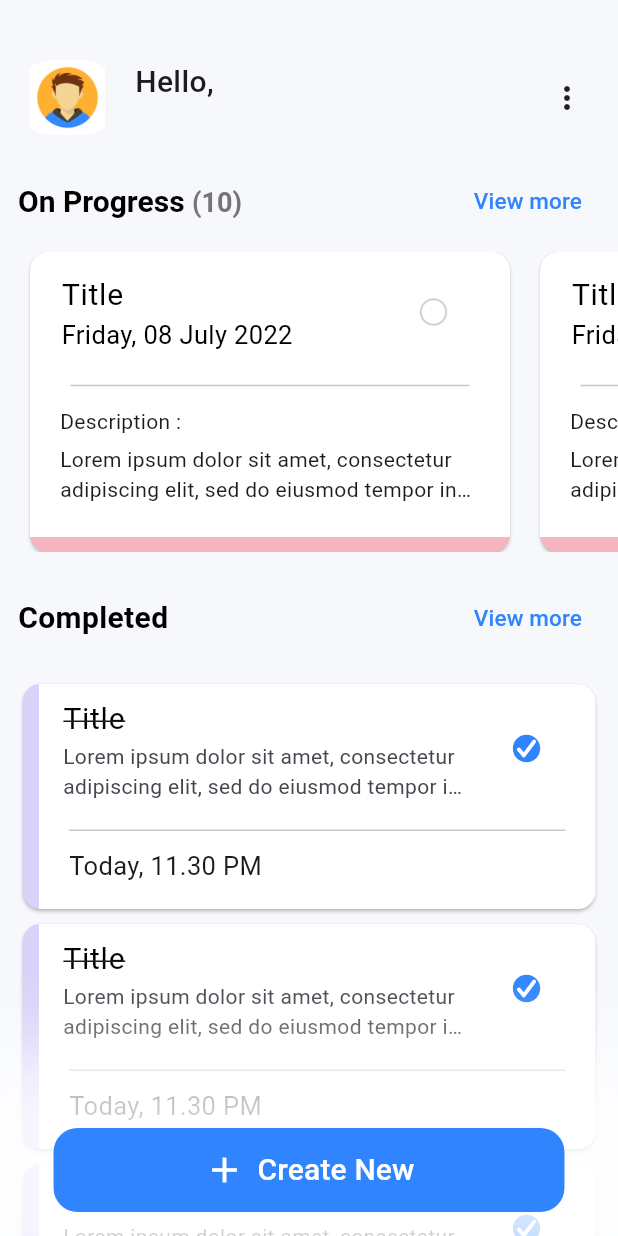
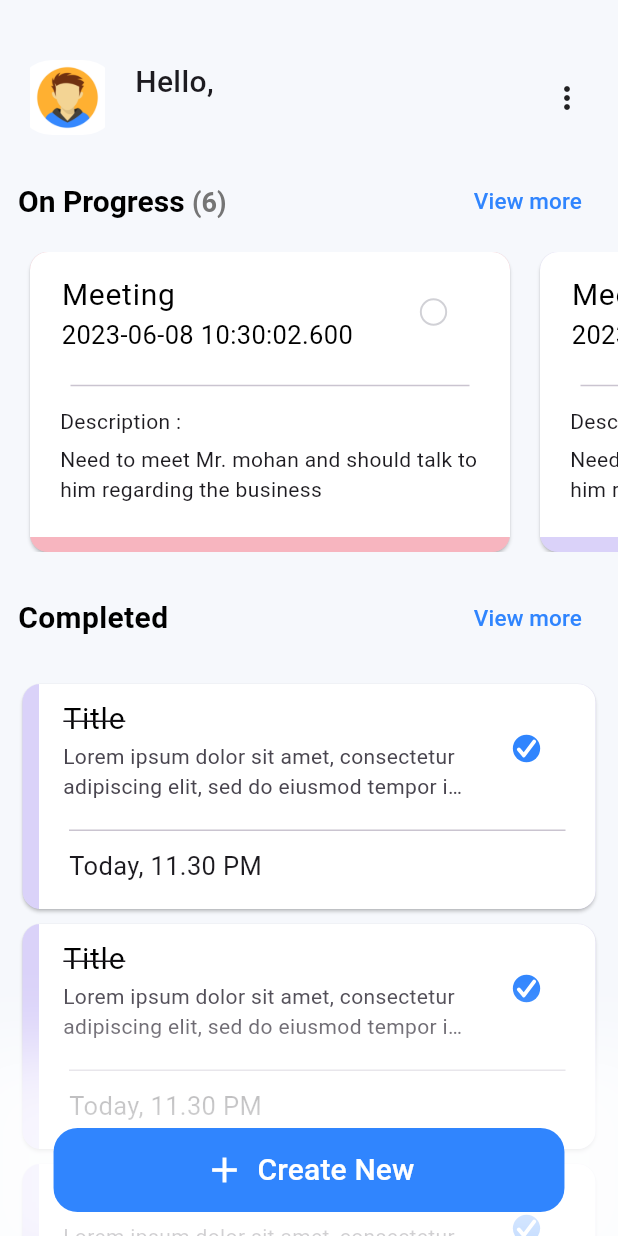
Before and after one commit to Thiruvikraman1998/ToDo_App-Firebase, a Flutter app: the HomeScreen screen opened directly, on a phone screen of 412 x 824 dp. Run offline on Flutter 3.47's test engine with Material 2 defaults, Android fonts, the phone set to English and light mode, and no system bars; our stand-ins replace cloud_firestore, firebase_auth, firebase_core, gap, get, pinput; accounts and stored records are empty.

Commit message:
addedd date and time pickers.

```diff
--- a/todo/lib/models/todo.dart
+++ b/todo/lib/models/todo.dart
@@ -1,9 +1,19 @@
+import 'package:flutter/material.dart';
+import 'package:intl/intl.dart';
+
+final currentTime = DateTime.now();
+final formattedTime = DateFormat('HH:mm').format(currentTime);
+
+final formattedDate = DateFormat.yMd();
+
 class Todo {
   String? title;
   String? description;
   DateTime? date;
-  DateTime? time;
-  bool? priority;
+  TimeOfDay? time;
+  int? priority;
+  bool? isCompleted;
 
-  Todo(this.title, this.description, this.date, this.time, this.priority);
+  Todo(this.title, this.description, this.date, this.time, this.priority,
+      this.isCompleted);
 }
--- a/todo/lib/screens/other_screens/home_screen.dart
+++ b/todo/lib/screens/other_screens/home_screen.dart
@@ -4,6 +4,7 @@ import 'package:flutter/material.dart';
 import 'package:gap/gap.dart';
 import 'package:provider/provider.dart';
 import 'package:todo/models/settings_enum.dart';
+import 'package:todo/models/todo.dart';
 import 'package:todo/utils/app_colors.dart';
 import 'package:todo/utils/app_layout.dart';
 import 'package:todo/widgets/input_modal.dart';
@@ -21,6 +22,50 @@ class HomeScreen extends StatefulWidget {
 }
 
 class _HomeScreenState extends State<HomeScreen> {
+  final List<Todo> todo = [
+    Todo(
+        "Meeting",
+        "Need to meet Mr. mohan and should talk to him regarding the business",
+        DateTime.now(),
+        TimeOfDay.now(),
+        1,
+        false),
+    Todo(
+        "Meeting",
+        "Need to meet Mr. mohan and should talk to him regarding the business",
+        DateTime.now(),
+        TimeOfDay.now(),
+        2,
+        false),
+    Todo(
+        "Meeting",
+        "Need to meet Mr. mohan and should talk to him regarding the business",
+        DateTime.now(),
+        TimeOfDay.now(),
+        3,
+        false),
+    Todo(
+        "Meeting",
+        "Need to meet Mr. mohan and should talk to him regarding the business",
+        DateTime.now(),
+        TimeOfDay.now(),
+        2,
+        false),
+    Todo(
+        "Meeting",
+        "Need to meet Mr. mohan and should talk to him regarding the business",
+        DateTime.now(),
+        TimeOfDay.now(),
+        3,
+        false),
+    Todo(
+        "Meeting",
+        "Need to meet Mr. mohan and should talk to him regarding the business",
+        DateTime.now(),
+        TimeOfDay.now(),
+        1,
+        false)
+  ];
   @override
   Widget build(BuildContext context) {
     return Scaffold(
@@ -109,7 +154,7 @@ class _HomeScreenState extends State<HomeScreen> {
                                     color: Colors.black),
                                 children: [
                                   TextSpan(
-                                    text: "(10)",
+                                    text: "(${todo.length})",
                                     style: TextStyle(
                                       fontSize: 18,
                                       color: Colors.grey[600],
@@ -142,8 +187,9 @@ class _HomeScreenState extends State<HomeScreen> {
                     height: AppLayout.getHeight(200),
                     child: ListView.builder(
                       scrollDirection: Axis.horizontal,
-                      itemCount: 10,
-                      itemBuilder: (context, index) => ActiveTodoCard(),
+                      itemCount: todo.length,
+                      itemBuilder: (context, index) =>
+                          ActiveTodoCard(todo: todo[index]),
                     ),
                   ),
                 ),
--- a/todo/lib/widgets/reusable/active_todo_cards.dart
+++ b/todo/lib/widgets/reusable/active_todo_cards.dart
@@ -1,11 +1,13 @@
 import 'package:flutter/cupertino.dart';
 import 'package:flutter/material.dart';
 import 'package:gap/gap.dart';
+import 'package:todo/models/todo.dart';
 import 'package:todo/utils/app_colors.dart';
 import 'package:todo/utils/app_layout.dart';
 
 class ActiveTodoCard extends StatefulWidget {
-  const ActiveTodoCard({super.key});
+  final Todo todo;
+  const ActiveTodoCard({super.key, required this.todo});
 
   @override
   State<ActiveTodoCard> createState() => _ActiveTodoCardState();
@@ -17,7 +19,13 @@ class _ActiveTodoCardState extends State<ActiveTodoCard> {
   Widget build(BuildContext context) {
     return Card(
       margin: EdgeInsets.symmetric(horizontal: AppLayout.getWidth(10)),
-      color: AppColorsLight.highPriority,
+      color: widget.todo.priority == 1
+          ? AppColorsLight.highPriority
+          : widget.todo.priority == 2
+              ? AppColorsLight.mediumPriority
+              : widget.todo.priority == 3
+                  ? AppColorsLight.lowPriority
+                  : null,
       child: Container(
         margin: EdgeInsets.only(bottom: AppLayout.getHeight(10)),
         padding: EdgeInsets.all(AppLayout.getHeight(5)),
@@ -33,10 +41,10 @@ class _ActiveTodoCardState extends State<ActiveTodoCard> {
         child: Column(
           children: [
             ListTile(
-              title: const Text('Title',
-                  style: TextStyle(fontSize: 20, color: Colors.black)),
-              subtitle: const Text('Friday, 08 July 2022',
-                  style: TextStyle(fontSize: 17, color: Colors.black)),
+              title: Text(widget.todo.title!,
+                  style: const TextStyle(fontSize: 20, color: Colors.black)),
+              subtitle: Text(widget.todo.date.toString(),
+                  style: const TextStyle(fontSize: 17, color: Colors.black)),
               trailing: Transform.scale(
                 scale: 1.3,
                 child: CupertinoCheckbox(
@@ -62,13 +70,13 @@ class _ActiveTodoCardState extends State<ActiveTodoCard> {
             const Gap(10),
             Container(
               margin: EdgeInsets.symmetric(horizontal: AppLayout.getWidth(15)),
-              child: const Column(
+              child: Column(
                 crossAxisAlignment: CrossAxisAlignment.start,
                 children: [
-                  Text("Description :"),
-                  Gap(5),
+                  const Text("Description :"),
+                  const Gap(5),
                   Text(
-                    "Lorem ipsum dolor sit amet, consectetur adipiscing elit, sed do eiusmod tempor incididunt ut labore et dolore magna aliqua. Ut enim ad minim veniam, quis nostrud exercitation ullamco laboris nisi ut aliquip ex ea commodo consequat.",
+                    widget.todo.description!,
                     maxLines: 2,
                     overflow: TextOverflow.ellipsis,
                   )
--- a/todo/lib/widgets/reusable/textfield.dart
+++ b/todo/lib/widgets/reusable/textfield.dart
@@ -7,11 +7,13 @@ class TextInputfield extends StatefulWidget {
   final int maxlines;
   final double height;
   final String hintText;
+  final TextEditingController controller;
   const TextInputfield(
       {super.key,
       required this.maxlines,
       required this.height,
-      required this.hintText});
+      required this.hintText,
+      required this.controller});
 
   @override
   State<TextInputfield> createState() => _TextInputfieldState();
@@ -28,6 +30,7 @@ class _TextInputfieldState extends State<TextInputfield> {
           borderRadius: BorderRadius.circular(10),
           color: AppColorsLight.greyColor),
       child: TextField(
+        controller: widget.controller,
         maxLines: widget.maxlines,
         decoration: InputDecoration(
             hintText: widget.hintText, border: InputBorder.none),
--- a/todo/pubspec.yaml
+++ b/todo/pubspec.yaml
@@ -42,6 +42,7 @@ dependencies:
   gap: ^3.0.0
   pinput: ^2.2.31
   provider: ^6.0.5
+  intl: ^0.18.1
 
 dev_dependencies:
   flutter_test:
```
Also changed, not shown: todo/lib/widgets/active_todo.dart (+19 -19 lines), todo/lib/widgets/input_modal.dart (+65 -14 lines), todo/lib/widgets/reusable/input_action_button.dart (+5 -2 lines).
